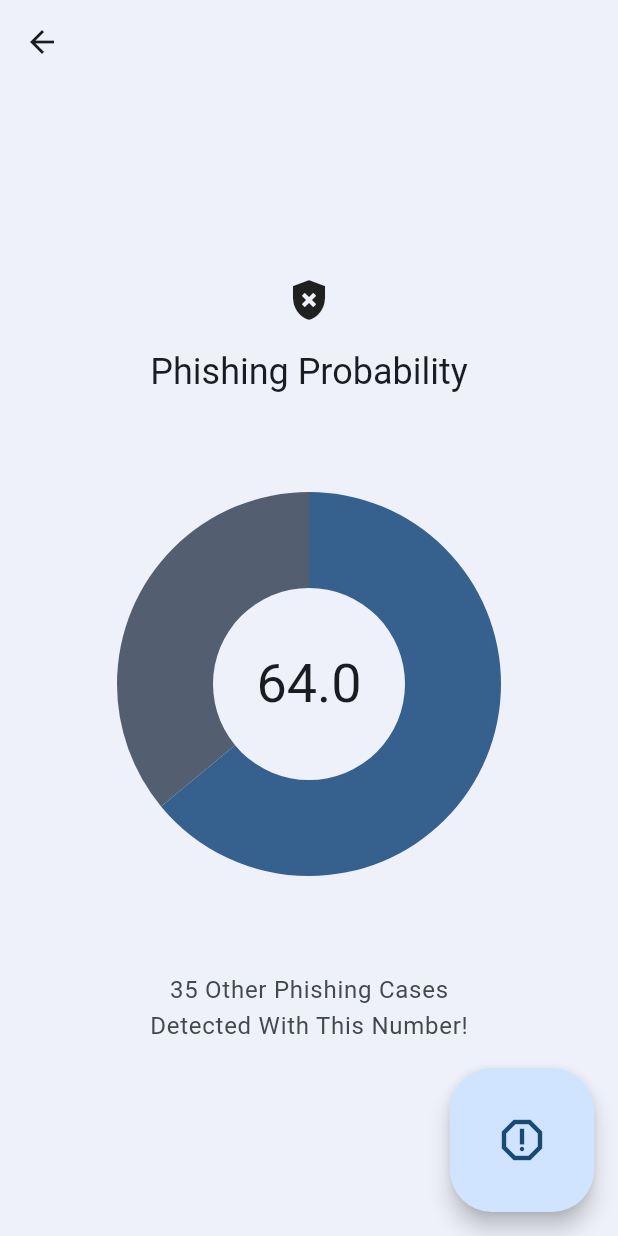
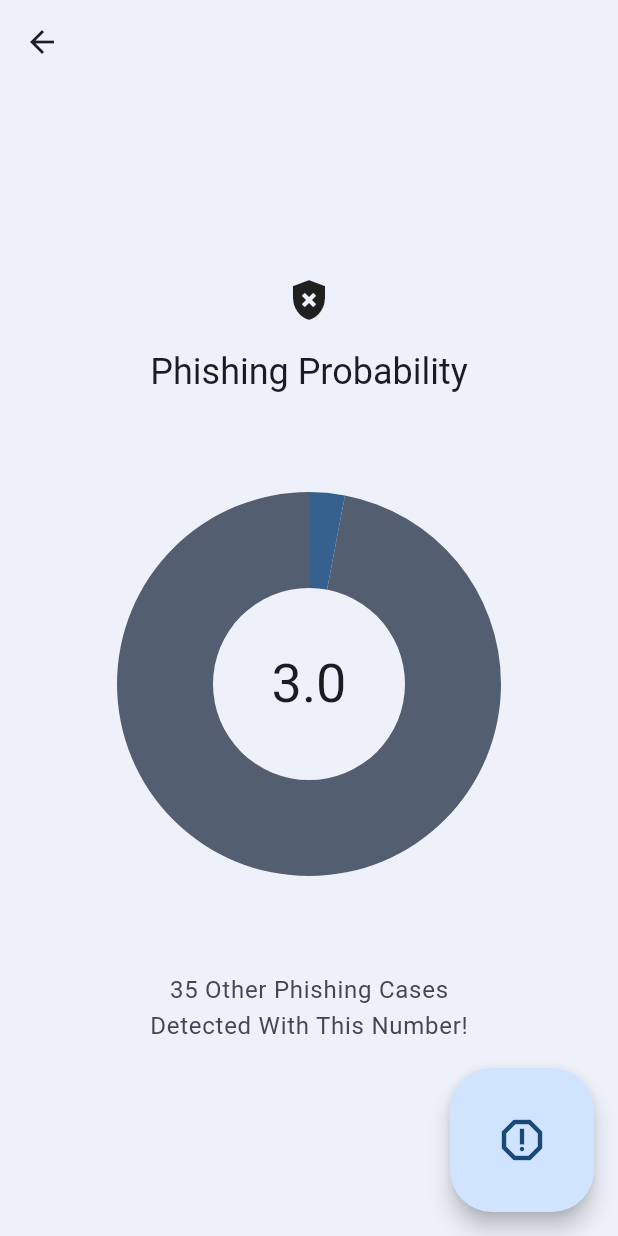
Before and after one commit to KAIST-Google-Solution-Challenge/frontend, a Flutter app: the AnalysisView screen opened directly with empty values, on a phone screen of 412 x 824 dp. Run offline on Flutter 3.47's test engine with Material 2 defaults, Android fonts, the phone set to English and light mode, and no system bars; our stand-ins replace dio, loading_animation_widget, permission_handler; missing offline and left inert: call_log, telephony; network calls fail.

Commit message:
implement call analyze

```diff
--- a/lib/controller/call_controller.dart
+++ b/lib/controller/call_controller.dart
@@ -26,7 +26,7 @@ class CallController {
   }
 
   //! Not Tested
-  Future<void> analyze(String fileName) async {
+  Future<double> analyze(String fileName) async {
     try {
       var status = await Permission.storage.status;
       if (!status.isGranted) {
@@ -43,11 +43,14 @@ class CallController {
           data: formDate);
       if (response.statusCode == 200) {
         print('File uploaded successfully');
+        return 1;
       } else {
         print('File upload failed');
+        return 2;
       }
     } catch (e) {
       print(e);
+      return 3;
     }
   }
 }
--- a/lib/view/analysis_view.dart
+++ b/lib/view/analysis_view.dart
@@ -1,14 +1,29 @@
 import 'package:flutter/material.dart';
+import 'package:loading_animation_widget/loading_animation_widget.dart';
 import 'package:provider/provider.dart';
+import 'package:the_voice/controller/call_controller.dart';
 import 'package:the_voice/model/chart_model.dart';
 import 'package:the_voice/model/custom_widget_model.dart';
 import 'package:the_voice/model/setting_model.dart';
 import 'package:the_voice/view/report_dialog_view.dart';
 
-class AnalysisView extends StatelessWidget {
+class AnalysisView extends StatefulWidget {
   final String number;
 
   const AnalysisView({super.key, required this.number});
+
+  @override
+  State<AnalysisView> createState() => _AnalysisViewState();
+}
+
+class _AnalysisViewState extends State<AnalysisView> {
+  CallController callController = CallController();
+
+  @override
+  void initState() {
+    super.initState();
+    callController.init();
+  }
 
   @override
   Widget build(BuildContext context) {
@@ -25,7 +40,7 @@ class AnalysisView extends StatelessWidget {
         appBar: CustomAppBar(
           isBack: true,
           isSurface: false,
-          data: number,
+          data: widget.number,
         ),
         floatingActionButton: FloatingActionButton.large(
           onPressed: () => showDialog(
@@ -36,7 +51,11 @@ class AnalysisView extends StatelessWidget {
         ),
         floatingActionButtonLocation: FloatingActionButtonLocation.endFloat,
         body: Center(
-          child: Column(
+          child: FutureBuilder(
+            future: callController.analyze('sample.m4a'),
+            builder: (context, snapshot) {
+              if (snapshot.hasData) {
+                return Column(
                   mainAxisAlignment: MainAxisAlignment.center,
                   children: [
                     const Icon(Icons.gpp_bad, size: 32),
@@ -47,7 +66,11 @@ class AnalysisView extends StatelessWidget {
                             : '보이스피싱 확률',
                         style: textTheme.headlineSmall),
                     const SizedBox(height: 64),
-              const DoughnutChart(isChat: false, radius: 128, probability: 64),
+                    DoughnutChart(
+                      isChat: false,
+                      radius: 128,
+                      probability: snapshot.data!,
+                    ),
                     const SizedBox(height: 64),
                     Text(
                       value.language == Language.english
@@ -66,6 +89,14 @@ class AnalysisView extends StatelessWidget {
                       ),
                     ),
                   ],
+                );
+              } else {
+                return LoadingAnimationWidget.staggeredDotsWave(
+                  color: colorScheme.primary,
+                  size: 32,
+                );
+              }
+            },
           ),
         ),
       ),
```
Lines whose indentation alone changed are shown as unchanged.
